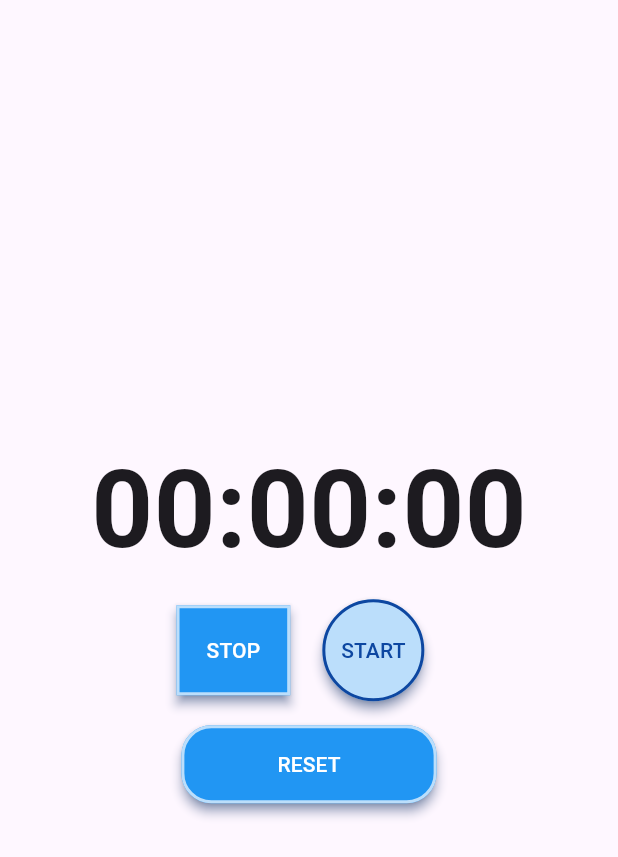
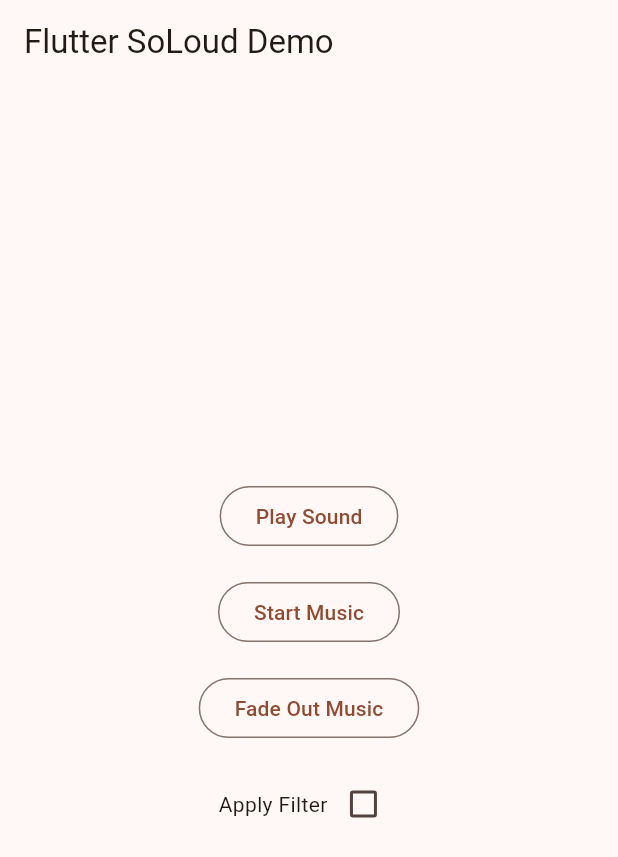
Before and after one commit to bigbenbigben/soloud_app, a Flutter app: the screen it shows after launch, on a phone screen of 412 x 824 dp. Shown: the top 857 px of the screen. Run offline on Flutter 3.47's test engine with Material 3 defaults, Android fonts, the phone set to English and light mode, and no system bars.

Commit message:
Section2 finished

```diff
--- a/lib/main.dart
+++ b/lib/main.dart
@@ -1,191 +1,118 @@
+import 'dart:developer' as dev;
+
+import 'package:flutter/foundation.dart';
 import 'package:flutter/material.dart';
-import 'dart:async';
-import 'package:audioplayers/audioplayers.dart';
+import 'package:logging/logging.dart';
 
-void main() {
-  runApp(MyApp());
+import 'audio/audio_controller.dart';
+
+void main() async {
+  // The `flutter_soloud` package logs everything
+  // (from severe warnings to fine debug messages)
+  // using the standard `package:logging`.
+  // You can listen to the logs as shown below.
+  Logger.root.level = kDebugMode ? Level.FINE : Level.INFO;
+  Logger.root.onRecord.listen((record) {
+    dev.log(
+      record.message,
+      time: record.time,
+      level: record.level.value,
+      name: record.loggerName,
+      zone: record.zone,
+      error: record.error,
+      stackTrace: record.stackTrace,
+    );
+  });
+
+  WidgetsFlutterBinding.ensureInitialized();
+
+  final audioController = AudioController();
+  await audioController.initialize();
+
+  runApp(
+    MyApp(audioController: audioController),
+  );
 }
 
 class MyApp extends StatelessWidget {
+  const MyApp({required this.audioController, super.key});
+
+  final AudioController audioController;
+
   @override
   Widget build(BuildContext context) {
     return MaterialApp(
-      home: TimerPage(),
-      debugShowCheckedModeBanner: false,
+      title: 'Flutter SoLoud Demo',
+      theme: ThemeData(
+        colorScheme: ColorScheme.fromSeed(seedColor: Colors.brown),
+        useMaterial3: true,
+      ),
+      home: MyHomePage(audioController: audioController),
     );
   }
 }
 
-class TimerPage extends StatefulWidget {
+class MyHomePage extends StatefulWidget {
+  const MyHomePage({super.key, required this.audioController});
+
+  final AudioController audioController;
+
   @override
-  _TimerPageState createState() => _TimerPageState();
+  State<MyHomePage> createState() => _MyHomePageState();
 }
 
-class _TimerPageState extends State<TimerPage> {
-  late Timer _timer;
-  late AudioPlayer _audioPlayer;
-  int _seconds = 0;
-  bool _isRunning = false;
-  bool _buttonCooldown = false; // ボタンが押されるのを制御するフラグ
+class _MyHomePageState extends State<MyHomePage> {
+  static const _gap = SizedBox(height: 16);
 
-  @override
-  void initState() {
-    super.initState();
-    final _audioPlayer = AudioPlayer();
-  }
-
-  @override
-  void dispose() {
-    _audioPlayer.dispose();
-    super.dispose();
-  }
-
-  void _playClickSound() async {
-    try {
-      _audioPlayer.play(AssetSource('sounds/choice2.mp3'));
-    } catch (e) {
-      print('Error playing audio: $e');
-    }
-  }
-
-  Color get _startButtonColor {
-    if (_buttonCooldown) {
-      return _isRunning ? Colors.blue : Colors.blue[100]!;
-    }
-    return _isRunning ? Colors.blue : Colors.blue[100]!;
-  }
-
-  Color get _startTextColor {
-    if (_buttonCooldown) {
-      return _isRunning ? Colors.white : Colors.blue[900]!;
-    }
-    return _isRunning ? Colors.white : Colors.blue[900]!;
-  }
-
-  void _startTimer() async {
-    if (_isRunning || _buttonCooldown) return;
-
-    _playClickSound(); // クリック音を再生
-
-    setState(() {
-      _isRunning = true;
-      _buttonCooldown = true;
-    });
-
-    Future.delayed(Duration(milliseconds: 50), () {
-      setState(() {
-        _buttonCooldown = false;
-      });
-    });
-
-    _timer = Timer.periodic(Duration(seconds: 1), (timer) {
-      setState(() {
-        _seconds++;
-      });
-    });
-  }
-
-  void _stopTimer() async {
-    if (_buttonCooldown) return;
-
-    if (_isRunning) {
-      _timer.cancel();
-      _playClickSound(); // クリック音を再生
-
-      setState(() {
-        _isRunning = false;
-        _buttonCooldown = true;
-      });
-
-      Future.delayed(Duration(milliseconds: 50), () {
-        setState(() {
-          _buttonCooldown = false;
-        });
-      });
-    }
-  }
-
-  void _resetTimer() async {
-    if (_buttonCooldown) return;
-
-    _playClickSound(); // クリック音を再生
-
-    _stopTimer();
-    setState(() {
-      _seconds = 0;
-      _buttonCooldown = true;
-    });
-
-    Future.delayed(Duration(milliseconds: 50), () {
-      setState(() {
-        _buttonCooldown = false;
-      });
-    });
-  }
-
-  String _formatTime(int seconds) {
-    final hours = (seconds ~/ 3600).toString().padLeft(2, '0');
-    final minutes = ((seconds % 3600) ~/ 60).toString().padLeft(2, '0');
-    final secs = (seconds % 60).toString().padLeft(2, '0');
-    return '$hours:$minutes:$secs';
-  }
+  bool filterApplied = false;
 
   @override
   Widget build(BuildContext context) {
     return Scaffold(
+      appBar: AppBar(title: const Text('Flutter SoLoud Demo')),
       body: Center(
         child: Column(
           mainAxisAlignment: MainAxisAlignment.center,
-          children: [
-            Text(
-              _formatTime(_seconds),
-              style: TextStyle(fontSize: 72, fontWeight: FontWeight.bold),
+          children: <Widget>[
+            OutlinedButton(
+              onPressed: () {
+                widget.audioController.playSound('assets/sounds/pew1.mp3');
+              },
+              child: const Text('Play Sound'),
             ),
-            SizedBox(height: 8),
+            _gap,
+            OutlinedButton(
+              onPressed: () {
+                widget.audioController.startMusic();
+              },
+              child: const Text('Start Music'),
+            ),
+            _gap,
+            OutlinedButton(
+              onPressed: () {
+                widget.audioController.fadeOutMusic();
+              },
+              child: const Text('Fade Out Music'),
+            ),
+            _gap,
             Row(
-              mainAxisAlignment: MainAxisAlignment.center,
+              mainAxisSize: MainAxisSize.min,
               children: [
-                ElevatedButton(
-                  onPressed: _buttonCooldown ? null : _stopTimer,
-                  child: Text('STOP', style: TextStyle(color: Colors.white)),
-                  style: ElevatedButton.styleFrom(
-                    shape: RoundedRectangleBorder(),
-                    padding: EdgeInsets.all(20),
-                    backgroundColor: Colors.blue,
-                    side: BorderSide(color: Colors.blue.shade100, width: 2),
-                    elevation: 3,
-                    shadowColor: Colors.blue[900],
-                  ),
-                ),
-                SizedBox(width: 10),
-                ElevatedButton(
-                  onPressed: _buttonCooldown ? null : _startTimer,
-                  child: Text('START', style: TextStyle(color: _startTextColor)),
-                  style: ElevatedButton.styleFrom(
-                    shape: CircleBorder(),
-                    padding: EdgeInsets.all(24),
-                    backgroundColor: _startButtonColor,
-                    side: BorderSide(color: Colors.blue.shade900, width: 2),
-                    elevation: 3,
-                    shadowColor: Colors.blue[900],
-                  ),
+                const Text('Apply Filter'),
+                Checkbox(
+                  value: filterApplied,
+                  onChanged: (value) {
+                    setState(() {
+                      filterApplied = value!;
+                    });
+                    if (filterApplied) {
+                      widget.audioController.applyFilter();
+                    } else {
+                      widget.audioController.removeFilter();
+                    }
+                  },
                 ),
               ],
-            ),
-            SizedBox(height: 16),
-            ElevatedButton(
-              onPressed: _buttonCooldown ? null : _resetTimer,
-              child: Text('RESET', style: TextStyle(color: Colors.white)),
-              style: ElevatedButton.styleFrom(
-                shape: RoundedRectangleBorder(
-                  borderRadius: BorderRadius.circular(20),
-                ),
-                padding: EdgeInsets.symmetric(horizontal: 64, vertical: 16),
-                backgroundColor: Colors.blue,
-                side: BorderSide(color: Colors.blue.shade100, width: 2),
-                elevation: 3,
-                shadowColor: Colors.blue[900],
-              ),
             ),
           ],
         ),
```
Also changed, not shown: lib/audio/audio_controller.dart (added, +35 -0 lines), pubspec.yaml (+5 -2 lines), pubspec.lock, 12 other files.
